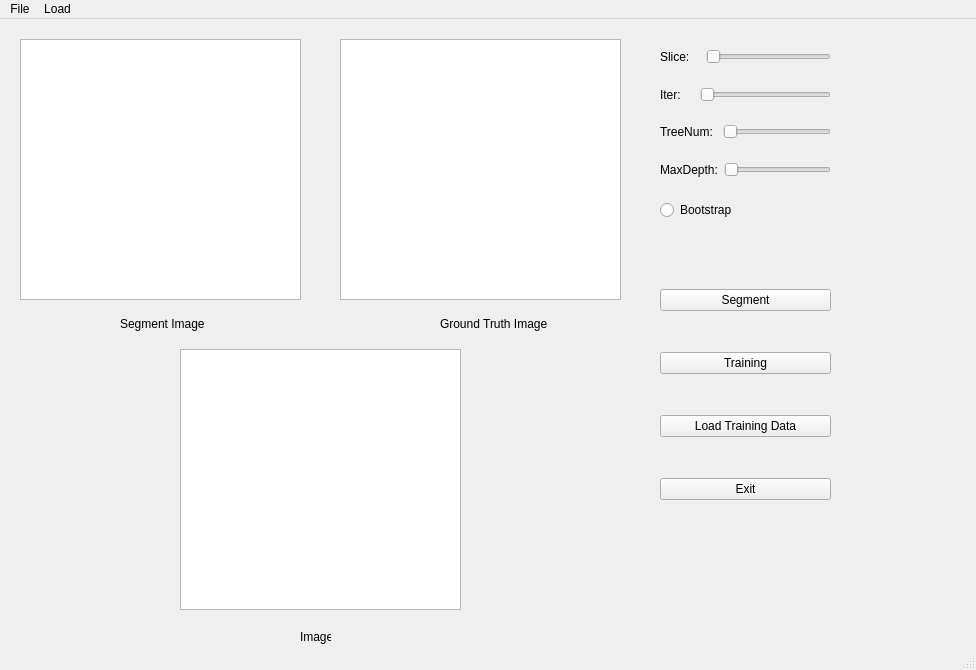
This is src/main/UI/MainWindow.ui in dhj199268/ProSegCode as Qt 5 draws it before an edit. The edited form follows.
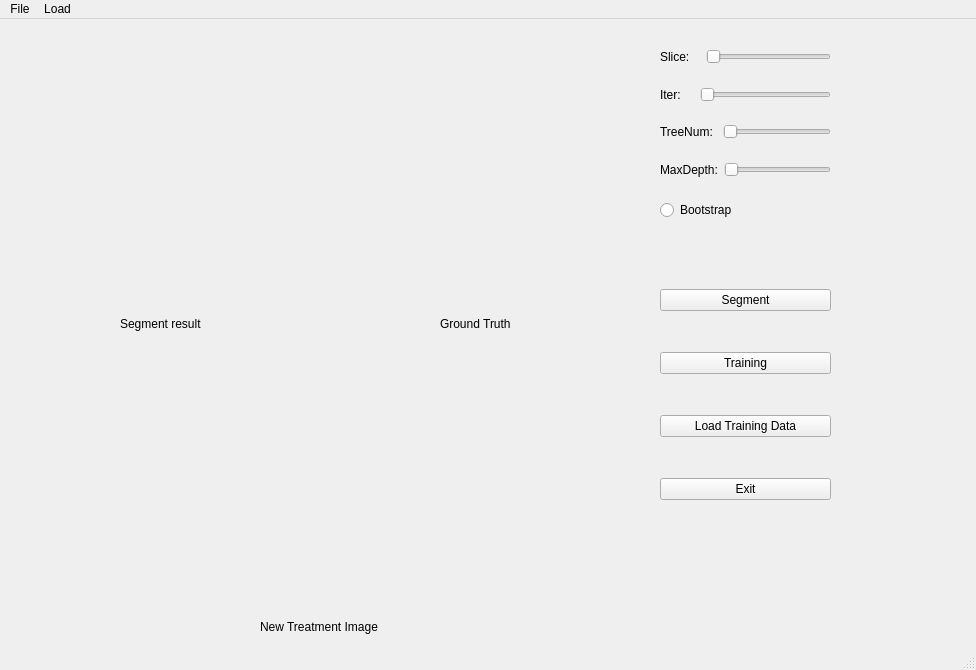
This is the edited form.

Commit message: add img view function

The edit to the form file:
```diff
--- a/src/main/UI/MainWindow.ui
+++ b/src/main/UI/MainWindow.ui
@@ -14,26 +14,6 @@
    <string>前列腺分割平台</string>
   </property>
   <widget class="QWidget" name="centralwidget">
-   <widget class="QGraphicsView" name="imgView">
-    <property name="geometry">
-     <rect>
-      <x>180</x>
-      <y>330</y>
-      <width>281</width>
-      <height>261</height>
-     </rect>
-    </property>
-   </widget>
-   <widget class="QGraphicsView" name="groundImgVeiw">
-    <property name="geometry">
-     <rect>
-      <x>340</x>
-      <y>20</y>
-      <width>281</width>
-      <height>261</height>
-     </rect>
-    </property>
-   </widget>
    <widget class="QLabel" name="label_2">
     <property name="geometry">
      <rect>
@@ -44,7 +24,7 @@
      </rect>
     </property>
     <property name="text">
-     <string>Ground Truth Image</string>
+     <string>Ground Truth</string>
     </property>
    </widget>
    <widget class="QLabel" name="label">
@@ -57,30 +37,20 @@
      </rect>
     </property>
     <property name="text">
-     <string>Segment Image</string>
+     <string>Segment result</string>
     </property>
    </widget>
    <widget class="QLabel" name="label_3">
     <property name="geometry">
      <rect>
-      <x>300</x>
-      <y>610</y>
-      <width>31</width>
+      <x>260</x>
+      <y>600</y>
+      <width>121</width>
       <height>16</height>
      </rect>
     </property>
     <property name="text">
-     <string>Image</string>
-    </property>
-   </widget>
-   <widget class="QGraphicsView" name="segView">
-    <property name="geometry">
-     <rect>
-      <x>20</x>
-      <y>20</y>
-      <width>281</width>
-      <height>261</height>
-     </rect>
+     <string>New Treatment Image</string>
     </property>
    </widget>
    <widget class="QWidget" name="verticalLayoutWidget">
```
The commit also changes 3 other files.
